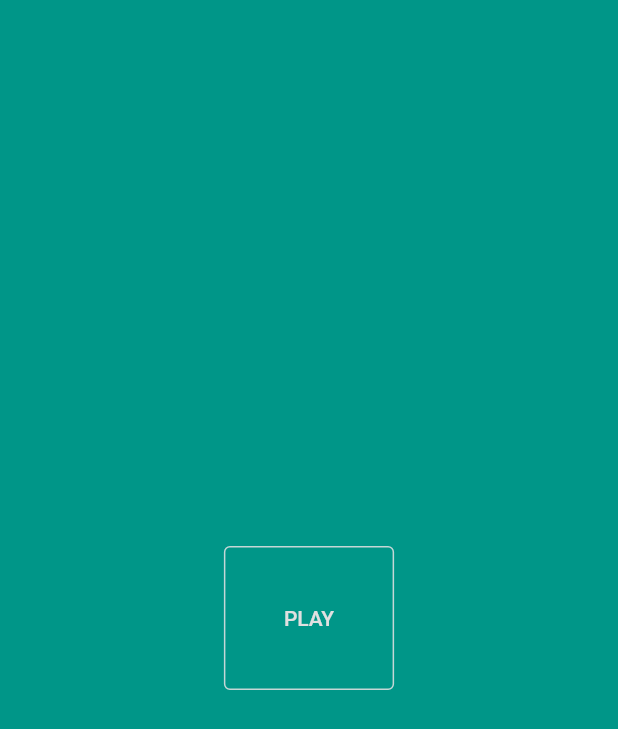
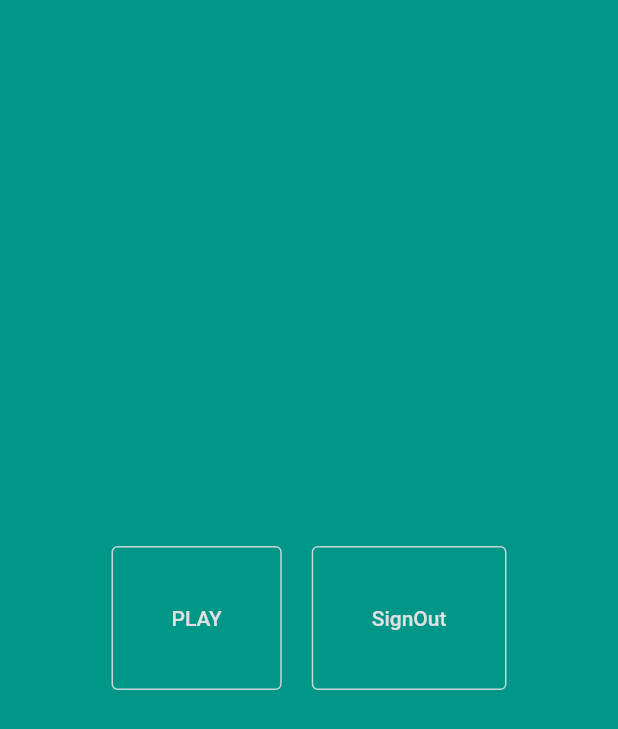
Before and after one commit to NxtGenLabs/math_geo, a Flutter app: the screen it shows once a user with an empty profile is signed in, on a phone screen of 412 x 824 dp. Shown: the top 729 px of the screen. Run offline on Flutter 3.47's test engine with Material 2 defaults, Android fonts, the phone set to English and light mode, and no system bars; our stand-ins replace firebase_auth, firebase_core; accounts and stored records are empty; network calls fail.

Commit message:
added signout and name to email conversion

```diff
--- a/lib/pages/landing.dart
+++ b/lib/pages/landing.dart
@@ -1,18 +1,32 @@
 import 'package:flutter/material.dart';
+import 'package:math_geometry/services/auth.dart';
 import 'package:math_geometry/widgets/option.dart';
 
-
 class LandingPage extends StatelessWidget {
+  final AuthService _auth = AuthService();
 
   @override
   Widget build(BuildContext context) {
     return Container(
       color: Colors.teal,
       child: Center(
-        child: Option(
-          text: 'PLAY',
-          route: () => Navigator.pushNamed(context, './pages/topics/main') )
-      ),
+          child: Row(
+        mainAxisAlignment: MainAxisAlignment.center,
+        children: [
+          Option(
+              text: 'PLAY',
+              route: () => Navigator.pushNamed(context, './pages/topics/main')),
+          SizedBox(width: 20),
+          Option(
+              text: "SignOut",
+              route: () async {
+                dynamic result = await _auth.signOut();
+                if (result == null) {
+                  print("Some error");
+                }
+              })
+        ],
+      )),
     );
   }
 }
```
Also changed, not shown: lib/services/auth.dart (+17 -4 lines).
